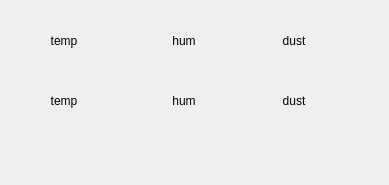
psy1064/DJU_OSP, file Raspberry/dialog.ui: the form before one commit.
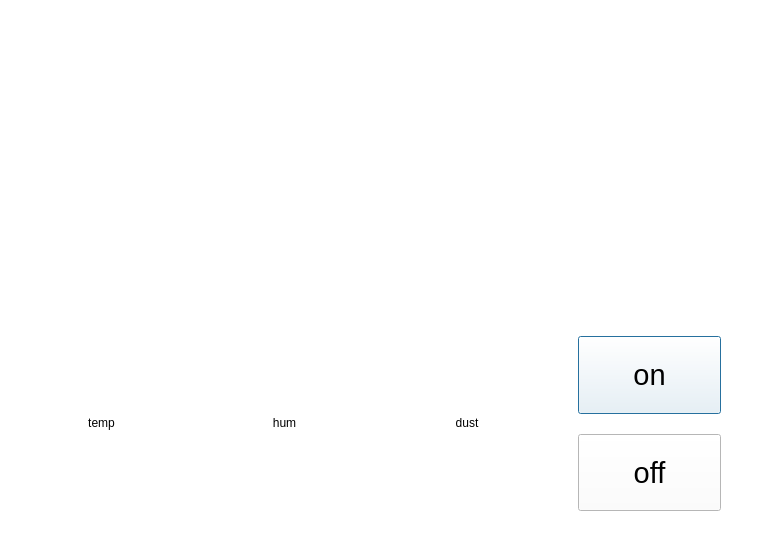
The form after the commit.

Commit message: 센서 데이터 출력 및 서보모터 on/off 버튼

Patch:
```diff
--- a/Raspberry/dialog.ui
+++ b/Raspberry/dialog.ui
@@ -6,90 +6,165 @@
    <rect>
     <x>0</x>
     <y>0</y>
-    <width>389</width>
-    <height>185</height>
+    <width>760</width>
+    <height>548</height>
    </rect>
   </property>
   <property name="windowTitle">
    <string>Dialog</string>
   </property>
-  <widget class="QLabel" name="tempTitle">
+  <property name="autoFillBackground">
+   <bool>false</bool>
+  </property>
+  <property name="styleSheet">
+   <string notr="true">background-color: rgb(255, 255, 255);</string>
+  </property>
+  <widget class="QWidget" name="verticalLayoutWidget_2">
    <property name="geometry">
     <rect>
-     <x>30</x>
-     <y>30</y>
-     <width>68</width>
-     <height>22</height>
+     <x>10</x>
+     <y>100</y>
+     <width>731</width>
+     <height>431</height>
     </rect>
    </property>
-   <property name="text">
-    <string>&lt;html&gt;&lt;head/&gt;&lt;body&gt;&lt;p align=&quot;center&quot;&gt;temp&lt;/p&gt;&lt;/body&gt;&lt;/html&gt;</string>
-   </property>
-  </widget>
-  <widget class="QLabel" name="humTitle">
-   <property name="geometry">
-    <rect>
-     <x>150</x>
-     <y>30</y>
-     <width>68</width>
-     <height>22</height>
-    </rect>
-   </property>
-   <property name="text">
-    <string>&lt;html&gt;&lt;head/&gt;&lt;body&gt;&lt;p align=&quot;center&quot;&gt;hum&lt;/p&gt;&lt;/body&gt;&lt;/html&gt;</string>
-   </property>
-  </widget>
-  <widget class="QLabel" name="dustTitle">
-   <property name="geometry">
-    <rect>
-     <x>260</x>
-     <y>30</y>
-     <width>68</width>
-     <height>22</height>
-    </rect>
-   </property>
-   <property name="text">
-    <string>&lt;html&gt;&lt;head/&gt;&lt;body&gt;&lt;p align=&quot;center&quot;&gt;dust&lt;/p&gt;&lt;/body&gt;&lt;/html&gt;</string>
-   </property>
-  </widget>
-  <widget class="QLabel" name="tempValue">
-   <property name="geometry">
-    <rect>
-     <x>30</x>
-     <y>90</y>
-     <width>68</width>
-     <height>22</height>
-    </rect>
-   </property>
-   <property name="text">
-    <string>&lt;html&gt;&lt;head/&gt;&lt;body&gt;&lt;p align=&quot;center&quot;&gt;temp&lt;/p&gt;&lt;/body&gt;&lt;/html&gt;</string>
-   </property>
-  </widget>
-  <widget class="QLabel" name="dustValue">
-   <property name="geometry">
-    <rect>
-     <x>260</x>
-     <y>90</y>
-     <width>68</width>
-     <height>22</height>
-    </rect>
-   </property>
-   <property name="text">
-    <string>&lt;html&gt;&lt;head/&gt;&lt;body&gt;&lt;p align=&quot;center&quot;&gt;dust&lt;/p&gt;&lt;/body&gt;&lt;/html&gt;</string>
-   </property>
-  </widget>
-  <widget class="QLabel" name="humValue">
-   <property name="geometry">
-    <rect>
-     <x>150</x>
-     <y>90</y>
-     <width>68</width>
-     <height>22</height>
-    </rect>
-   </property>
-   <property name="text">
-    <string>&lt;html&gt;&lt;head/&gt;&lt;body&gt;&lt;p align=&quot;center&quot;&gt;hum&lt;/p&gt;&lt;/body&gt;&lt;/html&gt;</string>
-   </property>
+   <layout class="QVBoxLayout" name="verticalLayout_2">
+    <property name="spacing">
+     <number>0</number>
+    </property>
+    <item>
+     <layout class="QHBoxLayout" name="horizontalLayout">
+      <item>
+       <widget class="QLabel" name="tempIcon">
+        <property name="text">
+         <string/>
+        </property>
+       </widget>
+      </item>
+      <item>
+       <widget class="QLabel" name="humIcon">
+        <property name="text">
+         <string/>
+        </property>
+       </widget>
+      </item>
+      <item>
+       <widget class="QLabel" name="dustIcon">
+        <property name="text">
+         <string/>
+        </property>
+       </widget>
+      </item>
+      <item>
+       <widget class="QLabel" name="lightIcon">
+        <property name="text">
+         <string/>
+        </property>
+       </widget>
+      </item>
+     </layout>
+    </item>
+    <item>
+     <layout class="QHBoxLayout" name="horizontalLayout_2">
+      <item>
+       <widget class="QLabel" name="tempValue">
+        <property name="text">
+         <string>&lt;html&gt;&lt;head/&gt;&lt;body&gt;&lt;p align=&quot;center&quot;&gt;temp&lt;/p&gt;&lt;/body&gt;&lt;/html&gt;</string>
+        </property>
+       </widget>
+      </item>
+      <item>
+       <widget class="QLabel" name="humValue">
+        <property name="text">
+         <string>&lt;html&gt;&lt;head/&gt;&lt;body&gt;&lt;p align=&quot;center&quot;&gt;hum&lt;/p&gt;&lt;/body&gt;&lt;/html&gt;</string>
+        </property>
+       </widget>
+      </item>
+      <item>
+       <widget class="QLabel" name="dustValue">
+        <property name="text">
+         <string>&lt;html&gt;&lt;head/&gt;&lt;body&gt;&lt;p align=&quot;center&quot;&gt;dust&lt;/p&gt;&lt;/body&gt;&lt;/html&gt;</string>
+        </property>
+        <property name="scaledContents">
+         <bool>false</bool>
+        </property>
+       </widget>
+      </item>
+      <item>
+       <layout class="QVBoxLayout" name="verticalLayout">
+        <property name="spacing">
+         <number>20</number>
+        </property>
+        <property name="leftMargin">
+         <number>20</number>
+        </property>
+        <property name="topMargin">
+         <number>20</number>
+        </property>
+        <property name="rightMargin">
+         <number>20</number>
+        </property>
+        <property name="bottomMargin">
+         <number>20</number>
+        </property>
+        <item>
+         <widget class="QPushButton" name="onButton">
+          <property name="sizePolicy">
+           <sizepolicy hsizetype="Minimum" vsizetype="Minimum">
+            <horstretch>0</horstretch>
+            <verstretch>0</verstretch>
+           </sizepolicy>
+          </property>
+          <property name="font">
+           <font>
+            <pointsize>22</pointsize>
+            <weight>50</weight>
+            <bold>false</bold>
+           </font>
+          </property>
+          <property name="styleSheet">
+           <string notr="true">background-color: rgb(255, 255, 255);</string>
+          </property>
+          <property name="text">
+           <string>on</string>
+          </property>
+          <property name="checkable">
+           <bool>false</bool>
+          </property>
+          <property name="checked">
+           <bool>false</bool>
+          </property>
+          <property name="autoRepeat">
+           <bool>false</bool>
+          </property>
+         </widget>
+        </item>
+        <item>
+         <widget class="QPushButton" name="offButton">
+          <property name="sizePolicy">
+           <sizepolicy hsizetype="Minimum" vsizetype="Minimum">
+            <horstretch>0</horstretch>
+            <verstretch>0</verstretch>
+           </sizepolicy>
+          </property>
+          <property name="font">
+           <font>
+            <pointsize>22</pointsize>
+           </font>
+          </property>
+          <property name="styleSheet">
+           <string notr="true">background:rgb(255,255,255)</string>
+          </property>
+          <property name="text">
+           <string>off</string>
+          </property>
+         </widget>
+        </item>
+       </layout>
+      </item>
+     </layout>
+    </item>
+   </layout>
   </widget>
  </widget>
  <resources/>
```
Left out of the diff: 2 changed lines with no effect on the pictures.
